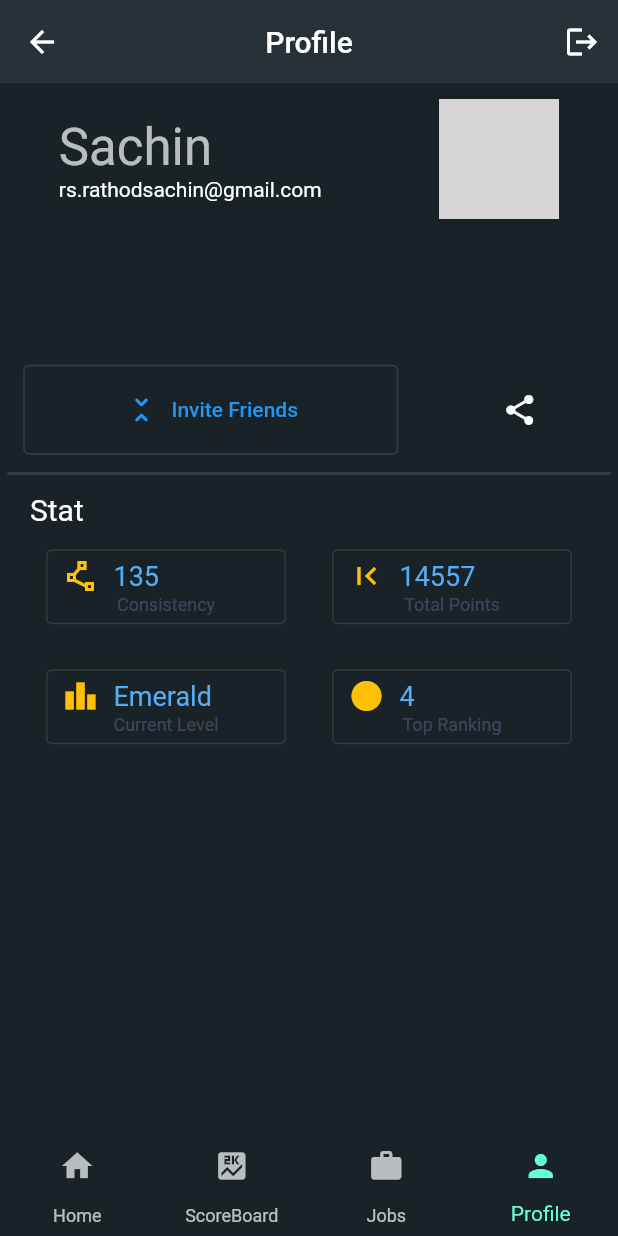
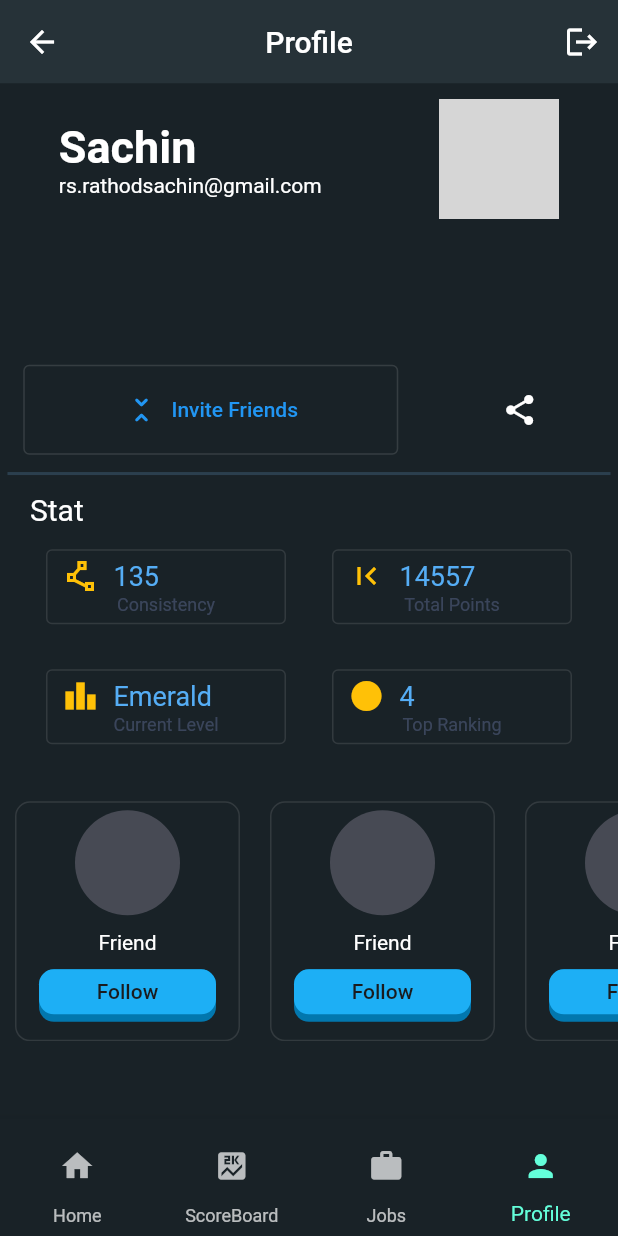
Before and after one commit to DreamBig-in/app_0.1, a Flutter app: the ProfileView screen opened by its route, on a phone screen of 412 x 824 dp. Run offline on Flutter 3.47's test engine with Material 2 defaults, Android fonts, the light colour scheme and no system bars; our stand-ins replace animated_text_kit, firebase_auth, firebase_core, flutter_markdown, google_sign_in, rive and 4 more; accounts and stored records are empty; network calls fail; Roboto replaces fonts that are missing (Arial); grey boxes are pictures that could not be loaded.

Commit message:
Added Follow friend functionality.

```diff
--- a/lib/ui/common/app_colors.dart
+++ b/lib/ui/common/app_colors.dart
@@ -13,6 +13,8 @@ Color successTextColordark = const Color.fromARGB(255, 98, 136, 16);
 Color black = const Color(0xFF000000);
 Color selectColor = const Color(0XFF1DAFF5);
 
+Color selectColordark = Color.fromARGB(255, 2, 119, 174);
+
 // TODO: Remove the below colors later
 const Color kcPrimaryColor = Color(0xFF9600FF);
 const Color kcPrimaryColorDark = Color(0xFF300151);
--- a/lib/ui/views/profile/profile_view.dart
+++ b/lib/ui/views/profile/profile_view.dart
@@ -1,4 +1,7 @@
+import 'package:app/enums/button_type.dart';
+import 'package:app/file_exporter.dart';
 import 'package:app/ui/common/app_colors.dart';
+import 'package:app/ui/common/buttons.dart';
 import 'package:app/ui/views/home/home_viewmodel.dart';
 import 'package:flutter/material.dart';
 import 'package:stacked/stacked.dart';
@@ -84,16 +87,14 @@ class ProfileView extends StackedView<ProfileViewModel> {
                               padding: const EdgeInsets.all(10.0),
                               child: Column(
                                 crossAxisAlignment: CrossAxisAlignment.start,
-                                children: [
+                                children: const [
                                   SizedBox(
                                       // height: 70,
-                                      child: Text(
-                                    "Sachin",
-                                    style: Theme.of(context)
-                                        .textTheme
-                                        .headlineMedium,
-                                  )),
-                                  const Text("rs.rathodsachin@gmail.com"),
+                                      child: Text("Sachin",
+                                          style: TextStyle(
+                                              fontSize: 30,
+                                              fontWeight: FontWeight.bold))),
+                                  Text("rs.rathodsachin@gmail.com"),
                                 ],
                               ),
                             ),
@@ -197,6 +198,75 @@ class ProfileView extends StackedView<ProfileViewModel> {
                             )),
                       ],
                     ),
+                  ),
+                  SizedBox(
+                    height: 160,
+                    child: ListView.builder(
+                        itemCount: 5,
+                        scrollDirection: Axis.horizontal,
+                        physics: const BouncingScrollPhysics(),
+                        itemBuilder: (context, index) {
+                          return Container(
+                              padding: const EdgeInsets.all(5),
+                              width: 150,
+                              margin:
+                                  const EdgeInsets.symmetric(horizontal: 10),
+                              decoration: BoxDecoration(
+                                  border: Border.all(
+                                      color: const Color.fromARGB(
+                                          31, 233, 228, 228)),
+                                  borderRadius: BorderRadius.circular(10)),
+                              child: Column(
+                                children: [
+                                  Container(
+                                      height: 70,
+                                      width: 70,
+                                      decoration: BoxDecoration(
+                                        color: kcMediumGrey,
+                                        borderRadius:
+                                            BorderRadius.circular(100),
+                                      )),
+                                  verticalSpaceSmall,
+                                  const Text("Friend"),
+                                  const SizedBox(
+                                    height: 10,
+                                  ),
+                                  Stack(
+                                    children: [
+                                      Container(
+                                        margin: const EdgeInsets.symmetric(
+                                            horizontal: 10),
+                                        height: 35,
+                                        width: double.infinity,
+                                        decoration: BoxDecoration(
+                                            color: selectColordark,
+                                            borderRadius:
+                                                BorderRadius.circular(10)),
+                                      ),
+                                      Container(
+                                        alignment: Alignment.center,
+                                        margin: const EdgeInsets.symmetric(
+                                            horizontal: 10),
+                                        height: 30,
+                                        width: double.infinity,
+                                        decoration: BoxDecoration(
+                                          color: selectColor,
+                                          borderRadius:
+                                              BorderRadius.circular(10),
+                                        ),
+                                        child: const Text(
+                                          "Follow",
+                                          style: TextStyle(
+                                            fontWeight: FontWeight.w500,
+                                            color: kcDarkGreyColor,
+                                          ),
+                                        ),
+                                      ),
+                                    ],
+                                  )
+                                ],
+                              ));
+                        }),
                   )
                 ],
               ),
```
